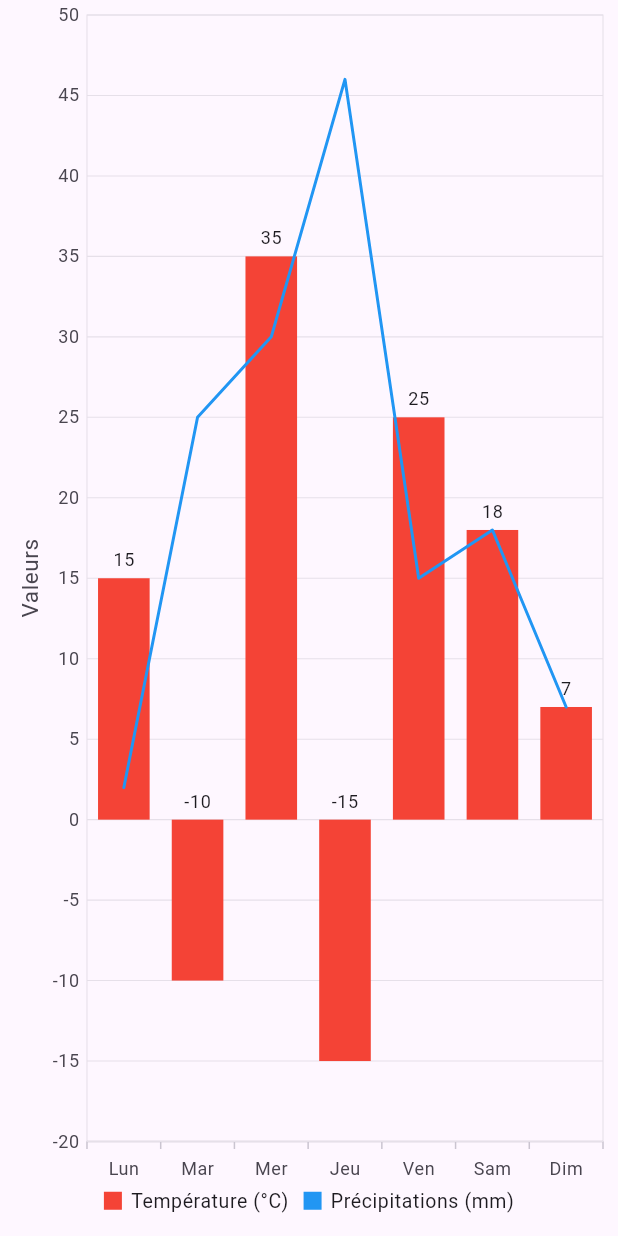
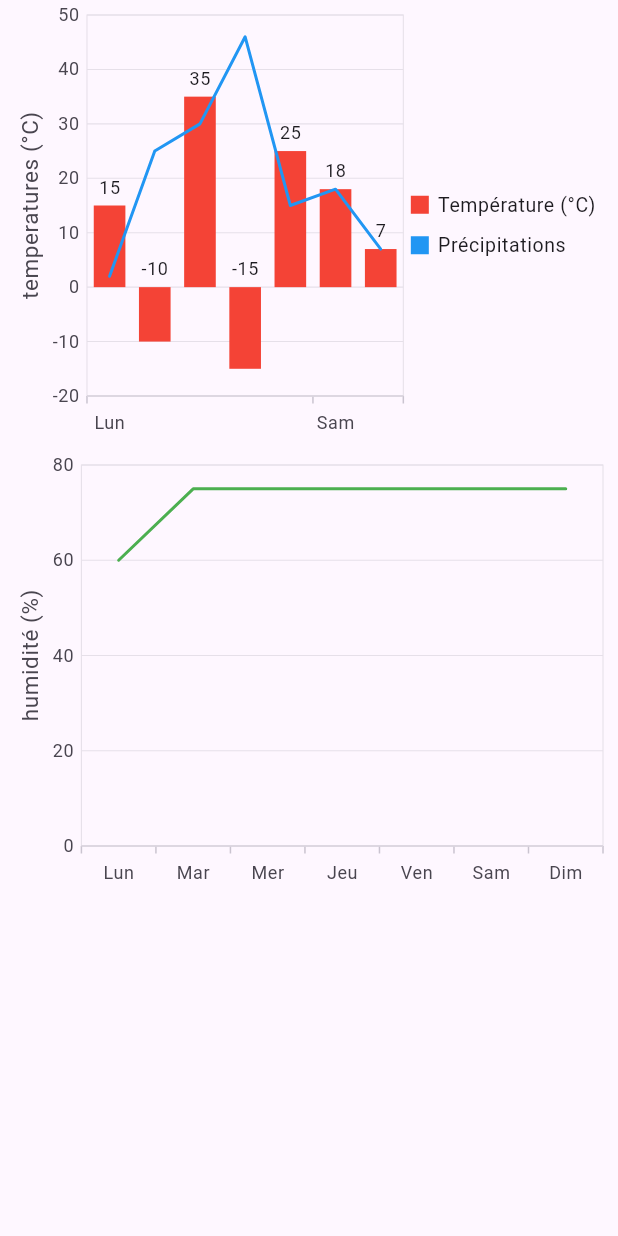
Before and after one commit to AdriHir/weatherapp, a Flutter app: the BarChartComponent screen opened directly, on a phone screen of 412 x 824 dp. Run offline on Flutter 3.47's test engine with Material 3 defaults, Android fonts, the phone set to English and light mode, and no system bars; our stand-ins replace flutter_dotenv, geolocator, syncfusion_flutter_charts.

Commit message:
update graph 2n Yxis, add 2n charts humidity

```diff
--- a/lib/components/chart_component.dart
+++ b/lib/components/chart_component.dart
@@ -28,22 +28,41 @@
     _rainning('Sam', 18),
     _rainning('Dim', 7),
   ];
+  List<_Humidity> humidity = [
+    _Humidity('Lun', 60),
+    _Humidity('Mar', 75),
+    _Humidity('Mer', 75),
+    _Humidity('Jeu', 75),
+    _Humidity('Ven', 75),
+    _Humidity('Sam', 75),
+    _Humidity('Dim', 75),
+    // ...
+  ];
 
   @override
   Widget build(BuildContext context) {
     return Scaffold(
       body: Center(
-        child: SfCartesianChart(
+        child: Column(
+          children: [
+            SfCartesianChart(
               primaryXAxis: CategoryAxis(
-
                 majorGridLines: MajorGridLines(width: 0),
               ),
               primaryYAxis: NumericAxis(
                 axisLine: AxisLine(width: 0),
                 majorTickLines: MajorTickLines(size: 0),
-            title: AxisTitle(text:
-            'Valeurs'),
+                title: AxisTitle(text: 'temperatures (°C)'),
               ),
+              axes: <ChartAxis>[
+                NumericAxis(
+                  name: 'yAxis',
+                  opposedPosition: true,
+                  title: AxisTitle(
+                    text: "pprécipitation (mm)",
+                  ),
+                )
+              ],
               legend: Legend(isVisible: true),
               tooltipBehavior: TooltipBehavior(enable: true),
               series: <CartesianSeries>[
@@ -57,10 +76,33 @@
                 ),
                 LineSeries<_rainning, String>(
                   dataSource: precipitation,
-              xValueMapper: (_rainning time, _) => time.jour,
-              yValueMapper: (_rainning time, _) => time.preci,
-              name: "Précipitations (mm)",
+                  xValueMapper: (_rainning time, _) => time.x,
+                  yValueMapper: (_rainning time, _) => time.y,
+                  yAxisName: 'yAxis',
+                  name: "Précipitations",
                   color: Colors.blue,
+                ),
+              ],
+            ),
+            SfCartesianChart(
+              primaryXAxis: CategoryAxis(
+                majorGridLines: MajorGridLines(width: 0),
+              ),
+              primaryYAxis: NumericAxis(
+                axisLine: AxisLine(width: 0),
+                majorTickLines: MajorTickLines(size: 0),
+                title: AxisTitle(text: 'humidité (%)'),
+              ),
+              // Configuration des axes et des séries pour l'humidité
+              series: <CartesianSeries>[
+                LineSeries<_Humidity, String>(
+                  dataSource: humidity,
+                  xValueMapper: (_Humidity day, _) => day.day,
+                  yValueMapper: (_Humidity day, _) => day.humidity,
+                  name: "Humidité (%)",
+                  color: Colors.green,
+                ),
+              ],
             ),
           ],
         ),
@@ -70,19 +112,21 @@
 }
 
 class _rainning {
-  _rainning(this.jour, this.preci);
-
-  final String jour;
-  final double preci;
+  _rainning(this.x, this.y);
+  final String x;
+  final double? y;
 }
 
 class _DayWeek {
   _DayWeek(this.week, this.jours);
-
   final String week;
   final double jours;
 }
-
+class _Humidity {
+  _Humidity(this.day, this.humidity);
+  final String day;
+  final double humidity;
+}
 Color getColor(double temperature) {
   if (temperature <= 10) {
     return Colors.blue;
--- a/lib/components/main_info.dart
+++ b/lib/components/main_info.dart
@@ -1,5 +1,6 @@
 import 'package:flutter/material.dart';
 import 'package:meteoapp/pages/chartpage.dart';
+
 
 class MainInfo extends StatelessWidget {
   const MainInfo({
--- a/lib/pages/main_page.dart
+++ b/lib/pages/main_page.dart
@@ -39,6 +39,7 @@
 
                 /// ajout d'un background image
                 fit: BoxFit.fill)),
+
         child: MainInfo(
             cityName: cityName,
             pays: pays,
--- a/pubspec.yaml
+++ b/pubspec.yaml
@@ -42,6 +42,7 @@
   flutter_svg: ^2.0.10+1
   intl: ^0.19.0
   syncfusion_flutter_charts: ^27.1.48
+
 
 
 
```
Also changed, not shown: lib/services/requestbycity.dart (added, +26 -0 lines), lib/services/requeteapi.dart (deleted, +0 -37 lines), lib/generated/assets.dart. Lines whose indentation alone changed are shown as unchanged.
